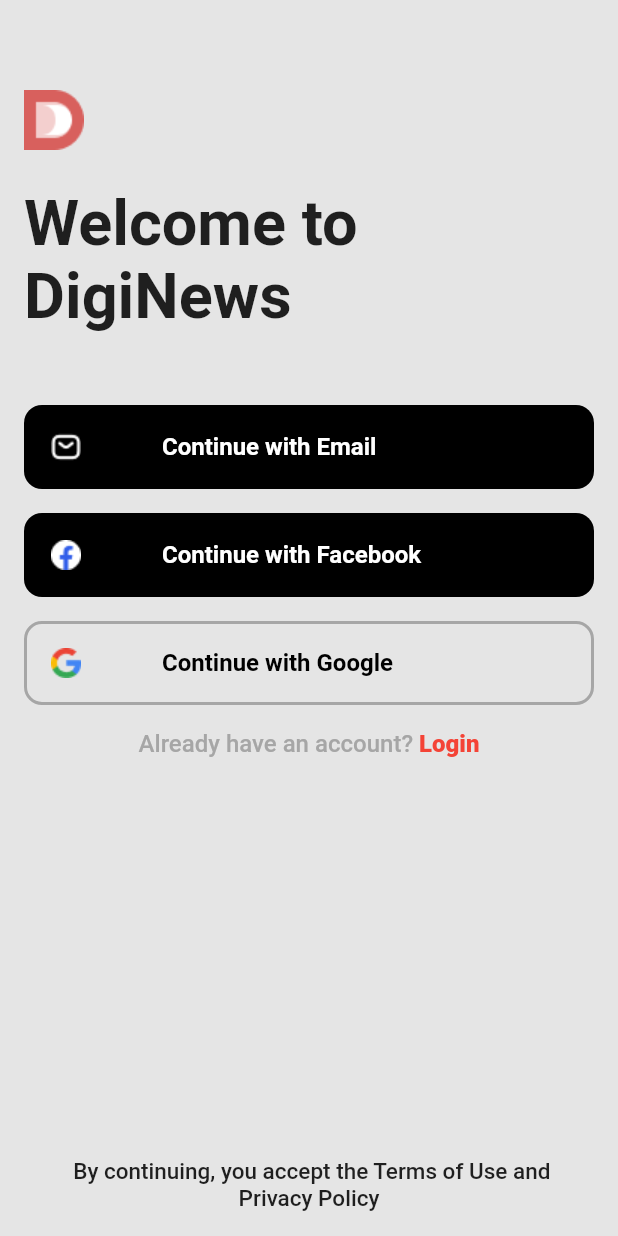
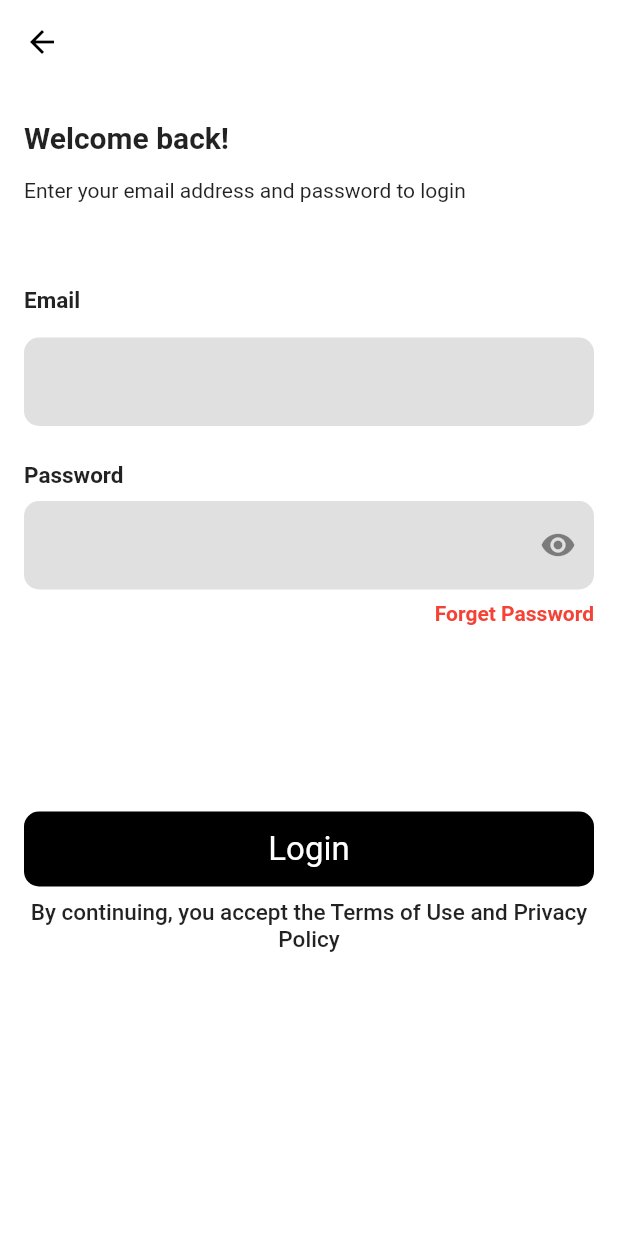
Before and after one commit to ZayniddinMamarasulov/DigiNews, a Flutter app: the screen it shows after launch, after a tap on "Continue with Email", on a phone screen of 412 x 824 dp. Run offline on Flutter 3.47's test engine with Material 2 defaults, Android fonts, the phone set to English and light mode, and no system bars; our stand-ins replace bouncing_widget.

Commit message:
login screen  ui completed

```diff
--- a/lib/screens/auth_page.dart
+++ b/lib/screens/auth_page.dart
@@ -1,7 +1,7 @@
-import 'package:flutter/cupertino.dart';
 import 'package:flutter/material.dart';
 import 'package:news_app/colors.dart';
-import 'package:news_app/screens/home_page.dart';
+
+import 'login_screen.dart';
 
 class AuthPage extends StatefulWidget {
   const AuthPage({Key? key}) : super(key: key);
@@ -35,7 +35,11 @@
                 signButtons(
                     imageUrl: "assets/sms.png",
                     color: Colors.black,
-                    onTap: (){
+                    onTap: () {
+                      Navigator.push(
+                          context,
+                          MaterialPageRoute(
+                              builder: (context) => const LoginScreen()));
                       debugPrint("Continue with Email");
                     },
                     borderColor: Colors.transparent,
@@ -46,7 +50,7 @@
                     imageUrl: "assets/facebook.png",
                     color: Colors.black,
                     textColor: Colors.white,
-                    onTap: (){
+                    onTap: () {
                       debugPrint("Continue with Facebook");
                     },
                     borderColor: Colors.transparent,
@@ -56,7 +60,7 @@
                     imageUrl: "assets/google.png",
                     color: Colors.transparent,
                     textColor: Colors.black,
-                    onTap: (){
+                    onTap: () {
                       debugPrint("Continue with Google");
                     },
                     borderColor: const Color(0xffA6A6A6),
@@ -85,12 +89,12 @@
           ),
           const Spacer(),
           const Padding(
-            padding: EdgeInsets.only(left: 24, right: 24, bottom: 16),
+              padding: EdgeInsets.only(left: 24, right: 24, bottom: 16),
               child: Text(
-            " By continuing, you accept the Terms of Use and Privacy Policy ",
-            style: TextStyle(fontWeight: FontWeight.w500, fontSize: 15),
+                "By continuing, you accept the Terms of Use and Privacy Policy ",
+                style: TextStyle(fontWeight: FontWeight.w500, fontSize: 15),
                 textAlign: TextAlign.center,
-          )),
+              )),
         ],
       ),
     );
@@ -131,23 +135,4 @@
       ),
     );
   }
-
-  Route _createRoute() {
-    return PageRouteBuilder(
-        pageBuilder: (context, animations, secondaryAnimation) =>
-            const HomePage(),
-        transitionsBuilder: (context, animation, secondaryAnimation, child) {
-          const begin = Offset(1.0, 0.0);
-          const end = Offset.zero;
-          const curve = Curves.easeInOutQuad;
-
-          var tween =
-              Tween(begin: begin, end: end).chain(CurveTween(curve: curve));
-
-          return SlideTransition(
-            position: animation.drive(tween),
-            child: child,
-          );
-        });
-  }
 }
--- /dev/null
+++ b/lib/screens/login_screen.dart
@@ -0,0 +1,132 @@
+import 'package:flutter/material.dart';
+
+class LoginScreen extends StatefulWidget {
+  const LoginScreen({Key? key}) : super(key: key);
+
+  @override
+  _LoginScreenState createState() => _LoginScreenState();
+}
+
+class _LoginScreenState extends State<LoginScreen> {
+  TextEditingController? _passwordController;
+  TextEditingController? _emailController;
+  bool _obscureText = true;
+
+  void _toggle() {
+    setState(() {
+      _obscureText = !_obscureText;
+    });
+  }
+
+  @override
+  Widget build(BuildContext context) {
+    return Scaffold(
+      backgroundColor: Colors.white,
+      appBar: AppBar(
+        backgroundColor: Colors.white,
+        elevation: 0.0,
+        iconTheme: const IconThemeData(color: Colors.black),
+      ),
+      body: SingleChildScrollView(
+        padding: const EdgeInsets.only(left: 16, right: 16, top: 24),
+        child: Column(
+          crossAxisAlignment: CrossAxisAlignment.start,
+          children: [
+            const Text(
+              "Welcome back!",
+              style: TextStyle(fontWeight: FontWeight.w700, fontSize: 20),
+            ),
+            const SizedBox(height: 16),
+            const Text("Enter your email address and password to login"),
+            const SizedBox(height: 56),
+            const Text(
+              "Email",
+              style: TextStyle(fontWeight: FontWeight.w700, fontSize: 15),
+            ),
+            const SizedBox(height: 16),
+            TextField(
+              controller: _emailController,
+              decoration: InputDecoration(
+                  fillColor: Colors.black12,
+                  filled: true,
+                  focusedBorder: OutlineInputBorder(
+                      borderRadius: BorderRadius.circular(10),
+                      borderSide: BorderSide.none),
+                  enabledBorder: OutlineInputBorder(
+                      borderRadius: BorderRadius.circular(10),
+                      borderSide: BorderSide.none),
+                  disabledBorder: OutlineInputBorder(
+                      borderRadius: BorderRadius.circular(10),
+                      borderSide: BorderSide.none),
+                  border: OutlineInputBorder(
+                    borderRadius: BorderRadius.circular(10),
+                  )),
+            ),
+            const SizedBox(height: 24),
+            const Text(
+              "Password",
+              style: TextStyle(fontWeight: FontWeight.w700, fontSize: 15),
+            ),
+            const SizedBox(height: 8),
+            TextField(
+              controller: _passwordController,
+              obscureText: _obscureText,
+              decoration: InputDecoration(
+                  suffixIcon: IconButton(
+                    onPressed: () {
+                      _toggle();
+                    },
+                    icon: Icon(
+                      _obscureText ? Icons.visibility : Icons.visibility_off,
+                      size: 24,
+                    ),
+                  ),
+                  fillColor: Colors.black12,
+                  filled: true,
+                  focusedBorder: OutlineInputBorder(
+                      borderRadius: BorderRadius.circular(10),
+                      borderSide: BorderSide.none),
+                  enabledBorder: OutlineInputBorder(
+                      borderRadius: BorderRadius.circular(10),
+                      borderSide: BorderSide.none),
+                  disabledBorder: OutlineInputBorder(
+                      borderRadius: BorderRadius.circular(10),
+                      borderSide: BorderSide.none),
+                  border: OutlineInputBorder(
+                    borderRadius: BorderRadius.circular(10),
+                  )),
+            ),
+            const SizedBox(height: 8),
+            const Align(
+              alignment: Alignment.centerRight,
+              child: Text(
+                "Forget Password",
+                style: TextStyle(
+                    fontWeight: FontWeight.w700,
+                    fontSize: 14,
+                    color: Colors.red),
+              ),
+            ),
+            const SizedBox(height: 124),
+            Container(
+              height: 50,
+              decoration: BoxDecoration(
+                  color: Colors.black, borderRadius: BorderRadius.circular(10)),
+              child: const Center(
+                  child: Text(
+                "Login",
+                style: TextStyle(color: Colors.white, fontSize: 22),
+              )),
+            ),
+            const SizedBox(height: 8),
+            const Text(
+              "By continuing, you accept the Terms of Use and Privacy Policy ",
+              style: TextStyle(fontWeight: FontWeight.w500, fontSize: 15),
+              textAlign: TextAlign.center,
+            ),
+          ],
+        ),
+      ),
+    );
+  }
+}
```
